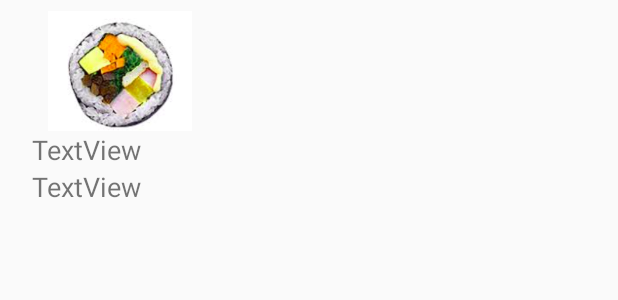
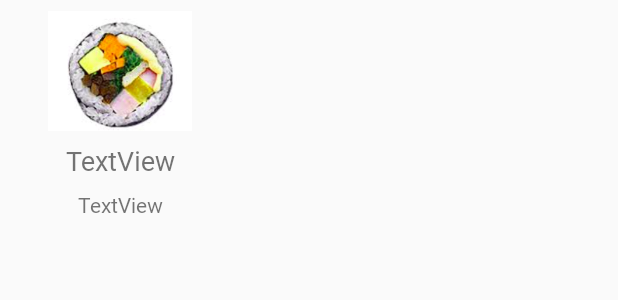
Before and after one commit to KwonOyoun/FrenchBean_pro, an Android app: the layout order_menu_item.xml on its own in the app's theme, with its tools: preview values and no code run, on a phone screen of 412 x 824 dp. Shown: the top 300 px of the screen. Run offline under Robolectric (Android 15) with nearby library versions, the phone set to English and light mode, and no system bars.

Commit message:
rechnung design changed

```diff
--- a/app/src/main/res/layout/order_menu_item.xml
+++ b/app/src/main/res/layout/order_menu_item.xml
@@ -1,9 +1,10 @@
 <?xml version="1.0" encoding="utf-8"?>
-<RelativeLayout xmlns:android="http://schemas.android.com/apk/res/android"
+<android.support.constraint.ConstraintLayout xmlns:android="http://schemas.android.com/apk/res/android"
     xmlns:app="http://schemas.android.com/apk/res-auto"
+    xmlns:tools="http://schemas.android.com/tools"
     android:id="@+id/gridview_menu"
-    android:layout_width="match_parent"
-    android:layout_height="wrap_content"
+    android:layout_width="wrap_content"
+    android:layout_height="match_parent"
     android:paddingTop="7dp"
     app:cardCornerRadius="12dp">
 
@@ -13,6 +14,9 @@
         android:layout_height="80dp"
         android:layout_alignParentStart="true"
         android:layout_alignParentTop="true"
+        app:layout_constraintEnd_toEndOf="parent"
+        app:layout_constraintStart_toStartOf="parent"
+        app:layout_constraintTop_toTopOf="parent"
         app:srcCompat="@drawable/rollrice" />
 
     <TextView
@@ -21,9 +25,14 @@
         android:layout_height="wrap_content"
         android:layout_alignParentStart="true"
         android:layout_below="@+id/menushowimage"
-        android:layout_marginStart="21dp"
+        android:layout_marginTop="7dp"
+        android:fontFamily="@font/nanum_square_round_l"
         android:text="TextView"
-        android:textSize="18sp" />
+        android:textSize="18sp"
+        app:layout_constraintEnd_toEndOf="parent"
+        app:layout_constraintHorizontal_bias="0.5"
+        app:layout_constraintStart_toStartOf="parent"
+        app:layout_constraintTop_toBottomOf="@+id/menushowimage" />
 
     <TextView
         android:id="@+id/menushowprice"
@@ -31,6 +40,11 @@
         android:layout_height="wrap_content"
         android:layout_alignStart="@+id/menushowname"
         android:layout_below="@+id/menushowname"
+        android:layout_marginTop="7dp"
+        android:fontFamily="@font/nanum_square_round_l"
         android:text="TextView"
-        android:textSize="18sp" />
-</RelativeLayout>
+        android:textSize="14sp"
+        app:layout_constraintEnd_toEndOf="parent"
+        app:layout_constraintStart_toStartOf="parent"
+        app:layout_constraintTop_toBottomOf="@+id/menushowname" />
+</android.support.constraint.ConstraintLayout>
```
Also changed, not shown: app/src/main/res/layout/app_bar_order.xml (+1 -9 lines), app/src/main/res/layout/order_bills_layout.xml (+9 -1 lines), app/src/main/res/drawable-v24/check_button.png (added), app/src/main/res/drawable/selected.png (added).
